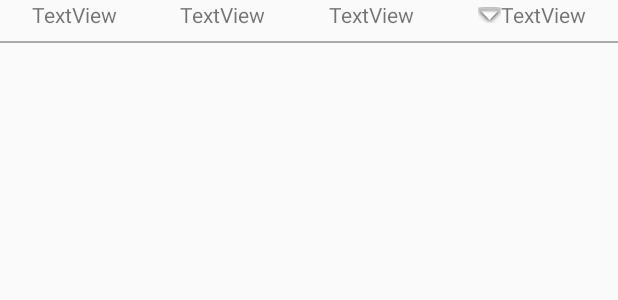
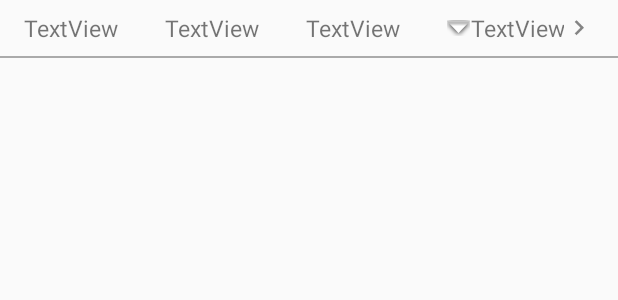
Before and after one commit to akshayshikre/Exercise2, an Android app: the layout row.xml on its own in the app's theme, with its tools: preview values and no code run, on a phone screen of 412 x 824 dp. Shown: the top 300 px of the screen. Run offline under Robolectric (Android 15) with nearby library versions, the phone set to English and light mode, and no system bars.

Commit message:
by akshay

```diff
--- /dev/null
+++ b/app/src/main/res/drawable/ic_navigate_next_black_24dp.xml
@@ -0,0 +1,9 @@
+<vector xmlns:android="http://schemas.android.com/apk/res/android"
+        android:width="24dp"
+        android:height="24dp"
+        android:viewportWidth="24.0"
+        android:viewportHeight="24.0">
+    <path
+        android:fillColor="#FF000000"
+        android:pathData="M10,6L8.59,7.41 13.17,12l-4.58,4.59L10,18l6,-6z"/>
+</vector>
--- a/app/src/main/res/layout/row.xml
+++ b/app/src/main/res/layout/row.xml
@@ -4,7 +4,8 @@
     xmlns:tools="http://schemas.android.com/tools"
     android:layout_width="match_parent"
     android:layout_height="wrap_content"
-    android:orientation="vertical">
+    android:orientation="vertical"
+    android:paddingTop="8dp">
 
     <LinearLayout
         android:layout_width="match_parent"
@@ -16,24 +17,33 @@
             android:layout_width="wrap_content"
             android:layout_height="wrap_content"
             android:layout_weight="1"
+            android:autoSizeMaxTextSize="20sp"
+            android:autoSizeMinTextSize="10sp"
             android:gravity="center"
-            android:text="TextView" />
+            android:text="TextView"
+            android:textSize="15sp" />
 
         <TextView
             android:id="@+id/pricerow"
             android:layout_width="wrap_content"
             android:layout_height="wrap_content"
             android:layout_weight="1"
+            android:autoSizeMaxTextSize="20sp"
+            android:autoSizeMinTextSize="10sp"
             android:gravity="center"
-            android:text="TextView" />
+            android:text="TextView"
+            android:textSize="15sp" />
 
         <TextView
             android:id="@+id/volumerow"
             android:layout_width="wrap_content"
             android:layout_height="wrap_content"
             android:layout_weight="1"
+            android:autoSizeMaxTextSize="20sp"
+            android:autoSizeMinTextSize="10sp"
             android:gravity="center"
-            android:text="TextView" />
+            android:text="TextView"
+            android:textSize="15sp" />
 
         <LinearLayout
             android:layout_width="wrap_content"
@@ -53,8 +63,19 @@
                 android:id="@+id/changerow"
                 android:layout_width="wrap_content"
                 android:layout_height="wrap_content"
+                android:autoSizeMaxTextSize="20sp"
+                android:autoSizeMinTextSize="10sp"
                 android:gravity="center"
-                android:text="TextView" />
+                android:text="TextView"
+                android:textSize="15sp" />
+
+            <ImageView
+                android:id="@+id/imgnextrow"
+                android:layout_width="20dp"
+                android:layout_height="20dp"
+                android:layout_gravity="center_vertical|center"
+                app:srcCompat="@drawable/ic_action_name" />
+
         </LinearLayout>
     </LinearLayout>
 
```
Also changed, not shown: app/src/main/res/drawable-hdpi/ic_action_name.png (added), app/src/main/res/drawable-mdpi/ic_action_name.png (added), app/src/main/res/drawable-xhdpi/ic_action_name.png (added), app/src/main/res/drawable-xxhdpi/ic_action_name.png (added), app/src/main/res/drawable/nextb.png (added).
